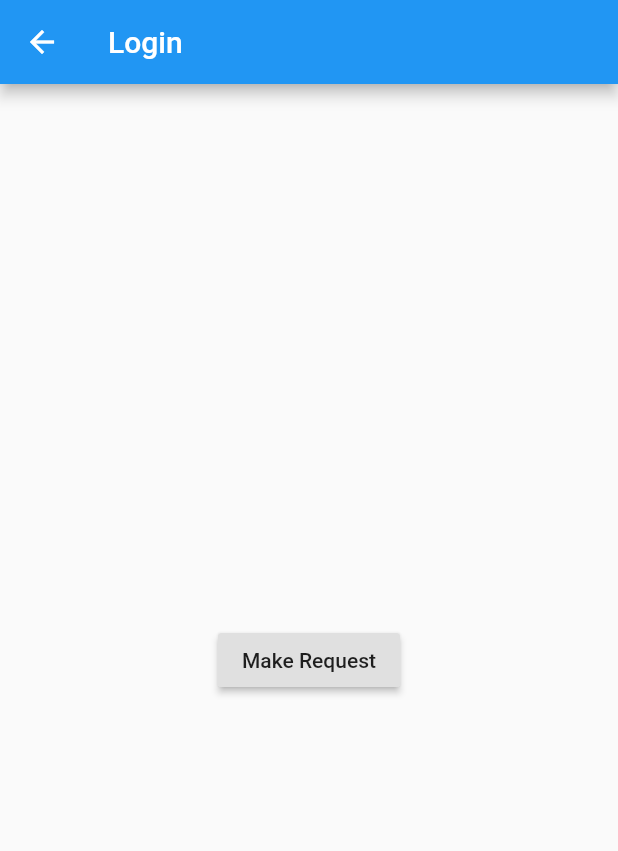
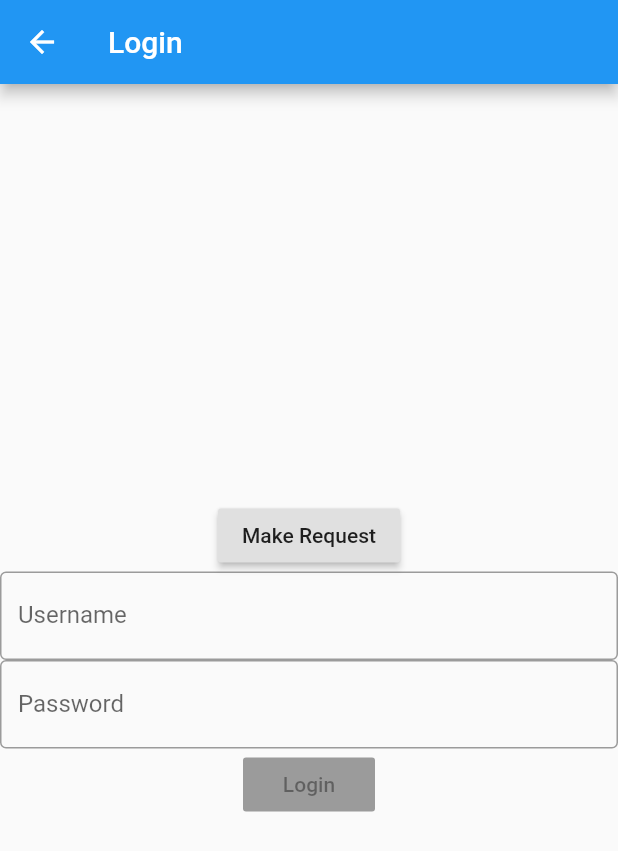
Before and after one commit to ryan-j-stern/UReviewByRybama, a Flutter app: the screen it shows after launch, after a tap on "Login", on a phone screen of 412 x 824 dp. Shown: the top 851 px of the screen. Run offline on Flutter 3.47's test engine with Material 2 defaults, Android fonts, the phone set to English and light mode, and no system bars; network calls fail.

Commit message:
signup and login page form fields added

```diff
--- a/ureview_mobile/lib/login.dart
+++ b/ureview_mobile/lib/login.dart
@@ -10,6 +10,35 @@ class Login extends StatefulWidget {
 
 class _LoginState extends State<Login> {
 
+
+  // lines 15 - 39 are for keeping track of what the user types in
+  final TextEditingController _emailFilter = new TextEditingController();
+  final TextEditingController _passwordFilter = new TextEditingController();
+  String _email = "";
+  String _password = "";
+
+  _LoginState() {
+        _emailFilter.addListener(_emailListen);
+        _passwordFilter.addListener(_passwordListen);
+  }
+  void _emailListen() {
+    if (_emailFilter.text.isEmpty) {
+      _email = "";
+      }
+      else {
+        _email = _emailFilter.text;
+        }
+  }
+  void _passwordListen() {
+    if (_passwordFilter.text.isEmpty) {
+      _password = "";
+    }
+    else {
+      _password = _passwordFilter.text;
+    }
+  }
+
+  // lines 40 - 51 are examples of how to hit the api, need to figure out how to print the data to screen
   String url = 'https://randomuser.me/api';
 
   Future<String> makeRequest() async {
@@ -31,12 +60,34 @@ class _LoginState extends State<Login> {
         title: Text('Login'),
       ),
       body: new Center(
-        child: RaisedButton(
-          child: Text('Make Request'),
-          onPressed: makeRequest,
-        ),
-
+        child: Column(
+          mainAxisAlignment: MainAxisAlignment.center,
+          children: <Widget> [
+            RaisedButton(
+              child: Text('Make Request'),
+              onPressed: makeRequest,
+            ),
+            TextField(
+              obscureText: false,
+              decoration: InputDecoration(
+                border: OutlineInputBorder(),
+                labelText: 'Username',
+              ),
+            ),
+            TextField(
+              obscureText: true,
+              decoration: InputDecoration(
+                border: OutlineInputBorder(),
+                labelText: 'Password',
+              ),
+            ),
+            RaisedButton(
+              child: Text('Login'),
+              onPressed: null,
+            ),
+          ]
       ),
+      )
     );
   }
 }
```
Also changed, not shown: ureview_mobile/lib/signup.dart (+25 -0 lines).
